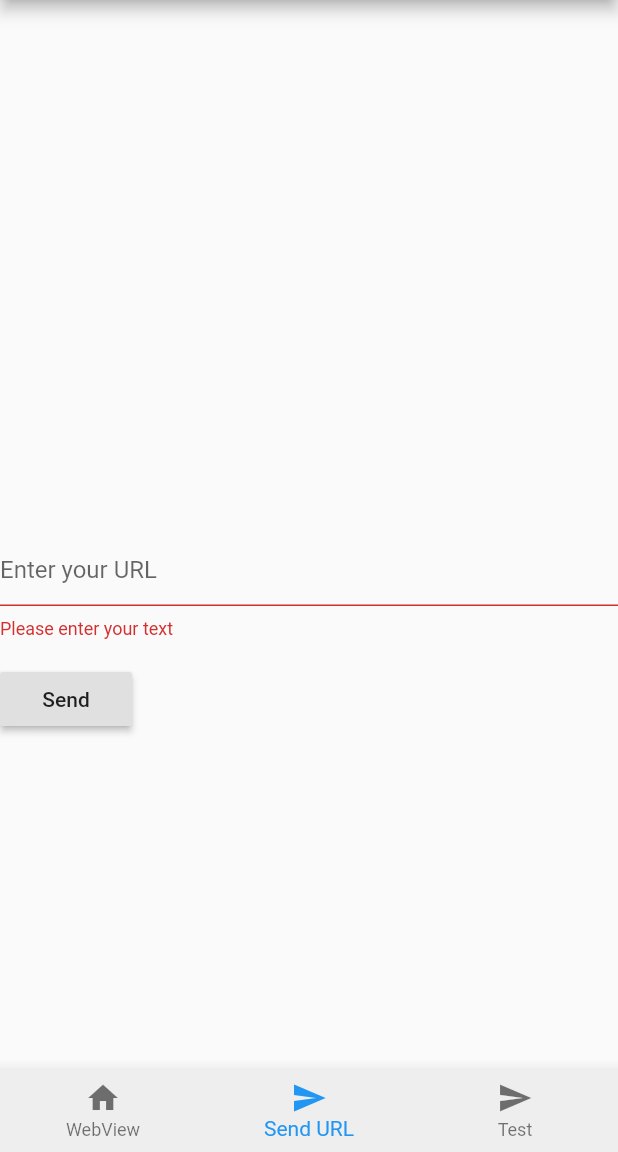
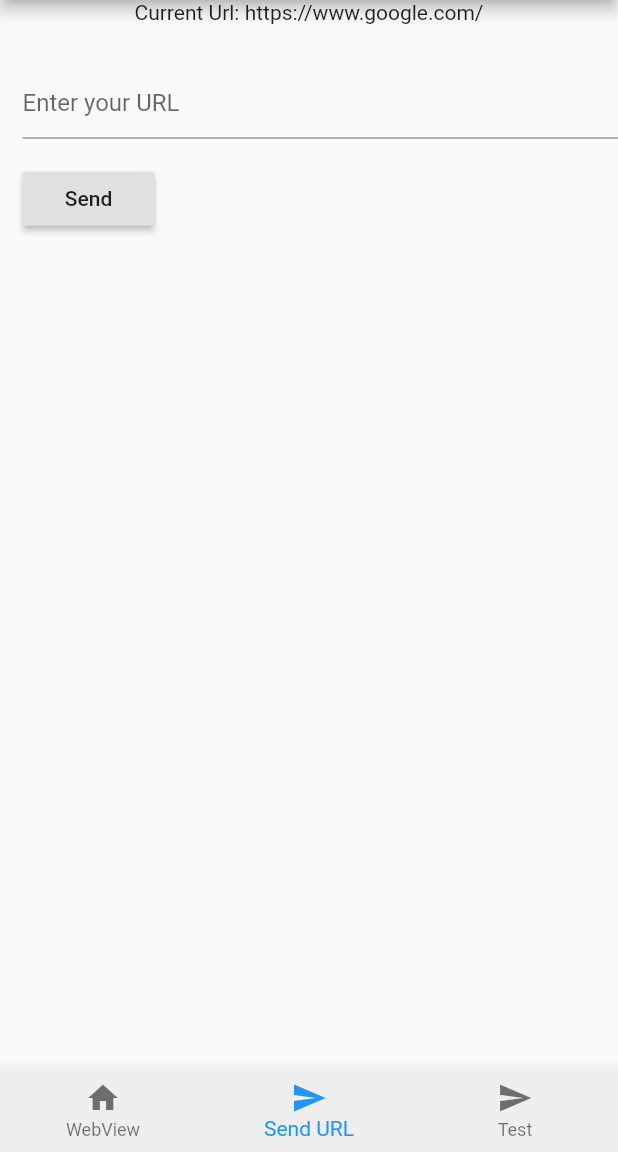
Before and after one commit to luanaBanana/o2_services, a Flutter app: the screen it shows after launch, item 2 of the bottom bar chosen, after a tap on "Send", on a phone screen of 412 x 824 dp, the part 84-1236 px from its top. Run offline on Flutter 3.47's test engine with Material 2 defaults, Android fonts, the phone set to English and light mode, and no system bars; our stand-ins replace firebase_messaging, webview_flutter; accounts and stored records are empty.

Commit message:
Fixed layout problems & added firebase cloud messaging background handling

```diff
--- a/lib/firebase_messaging.dart
+++ b/lib/firebase_messaging.dart
@@ -19,6 +19,22 @@ class FirebaseMessagingWidget extends StatefulWidget {
       FirebaseMessagingWidgetState(selectHandler);
 
 
+}
+
+Future<dynamic> myBackgroundMessageHandler(Map<String, dynamic> message) async {
+  if (message.containsKey('data')) {
+    // Handle data message
+    final dynamic data = message['data'];
+    url = data['url'];
+  }
+
+  if (message.containsKey('notification')) {
+    // Handle notification message
+    final dynamic notification = message['notification'];
+    url = notification['url'];
+  }
+
+  // Or do other work.
 }
 
 class FirebaseMessagingWidgetState extends State<FirebaseMessagingWidget> {
@@ -45,6 +61,7 @@ class FirebaseMessagingWidgetState extends State<FirebaseMessagingWidget> {
               selectHandler();
         });
       },
+      onBackgroundMessage: myBackgroundMessageHandler,
       onLaunch: (Map<String, dynamic> message) async {
         print("onLaunch: $message");
         final notification = message['data'];
@@ -55,10 +72,6 @@ class FirebaseMessagingWidgetState extends State<FirebaseMessagingWidget> {
           ));
           url = notification['url'];
           selectHandler();
-
-
-
-
         });
       },
       onResume: (Map<String, dynamic> message) async {
@@ -76,14 +89,5 @@ class FirebaseMessagingWidgetState extends State<FirebaseMessagingWidget> {
 
   @override
   Widget build(BuildContext context) =>
-      ListView(
-        children:
-        messages.map(buildMessage).toList(),
-      );
-
-  Widget buildMessage(Message message)=>
-      ListTile(
-        title: Text(message.title),
-        subtitle: Text(message.body),
-      );
+       Text('Current Url: $url');
 }
--- a/lib/main.dart
+++ b/lib/main.dart
@@ -1,11 +1,7 @@
-import 'dart:async';
-
 import 'package:flutter/material.dart';
+import 'package:o2_services/firebase_messaging.dart';
 import 'package:o2_services/sendNotificationView.dart';
 import 'package:webview_flutter/webview_flutter.dart';
-import 'package:o2_services/sendNotificationView.dart';
-import 'package:o2_services/firebase_messaging.dart';
-
 
 import 'firebase_messaging.dart';
 
@@ -21,7 +17,6 @@ class MyApp extends StatefulWidget {
 WebViewController _webViewController;
 
 class _MyAppState extends State<MyApp> {
-
   void buttonClicked() {
     setState(() {
       print('new URL: ' + url);
@@ -42,7 +37,6 @@ class _MyAppState extends State<MyApp> {
     Text("Test View"),
   ];
 
-
   @override
   Widget build(BuildContext context) {
     return MaterialApp(
@@ -52,24 +46,20 @@ class _MyAppState extends State<MyApp> {
         visualDensity: VisualDensity.adaptivePlatformDensity,
       ),
       home: Scaffold(
-
         appBar: AppBar(
           title: Text('O2.services'),
         ),
         body: Column(
           children: [
-            Flexible(
-              flex: 1,
+            Expanded(
               child: FirebaseMessagingWidget(buttonClicked),
             ),
-            Flexible(
-              flex: 1,
+            Expanded(
+              flex: 15,
               child: _pageOptions[_currentIndex],
             ),
           ],
         ),
-
-
         bottomNavigationBar: BottomNavigationBar(
             backgroundColor: Colors.grey[200],
             currentIndex: _currentIndex,
@@ -95,6 +85,4 @@ class _MyAppState extends State<MyApp> {
       _currentIndex = index;
     });
   }
-
-
 }
--- a/lib/sendNotificationView.dart
+++ b/lib/sendNotificationView.dart
@@ -3,11 +3,10 @@ import 'dart:convert';
 
 import 'package:firebase_messaging/firebase_messaging.dart';
 import 'package:flutter/material.dart';
-import 'package:o2_services/firebase_messaging.dart';
 import 'package:http/http.dart' as http;
 
-final String serverToken = 'AAAAEike9qQ:APA91bG9AvlSWWaMIZy-jybRs--uMgc7Ybjz7_wavGloY3ArfrZ1eDMcj-FDt2hRUrInmIo4_872rqjHouOi7vr-IgYSqxqZH04uXJqdWJBehY_O_SwKBUiI078xkYFN2aFraaYEu3o4';
-
+final String serverToken =
+    'AAAAEike9qQ:APA91bG9AvlSWWaMIZy-jybRs--uMgc7Ybjz7_wavGloY3ArfrZ1eDMcj-FDt2hRUrInmIo4_872rqjHouOi7vr-IgYSqxqZH04uXJqdWJBehY_O_SwKBUiI078xkYFN2aFraaYEu3o4';
 
 class SendNotificationView extends StatelessWidget {
   final _formKey = GlobalKey<FormState>();
@@ -17,12 +16,12 @@ class SendNotificationView extends StatelessWidget {
   TextEditingController _teController = new TextEditingController();
   String finalUrl;
 
-
   //TODO: add message body as class.
   Future<Map<String, dynamic>> sendAndRetrieveMessage() async {
     print('We here');
     await _firebaseMessaging.requestNotificationPermissions(
-      const IosNotificationSettings(sound: true, badge: true, alert: true, provisional: false),
+      const IosNotificationSettings(
+          sound: true, badge: true, alert: true, provisional: false),
     );
 
     await http.post(
@@ -40,11 +39,12 @@ class SendNotificationView extends StatelessWidget {
           'priority': 'high',
           'data': <String, dynamic>{
             'click_action': 'FLUTTER_NOTIFICATION_CLICK',
+            'url': finalUrl,
             'id': '1',
             'status': 'done'
           },
           //'to': await _firebaseMessaging.getToken(),
-          "to":"/topics/all",
+          "to": "/topics/all",
         },
       ),
     );
@@ -61,10 +61,11 @@ class SendNotificationView extends StatelessWidget {
     return completer.future;
   }
 
-
   @override
   Widget build(BuildContext context) {
-    return Form(
+    return Container(
+        margin: new EdgeInsets.fromLTRB(15, 0, 0, 0),
+        // Or set whatever you want
         key: _formKey,
         child: Column(
             crossAxisAlignment: CrossAxisAlignment.start,
@@ -76,39 +77,28 @@ class SendNotificationView extends StatelessWidget {
                 validator: (value) {
                   if (value.isEmpty) {
                     return 'Please enter your text';
-                  }
-                  else if (!value.startsWith("https://")){
+                  } else if (!value.startsWith("https://")) {
                     return 'Please start with https://';
                   }
                   return null;
-
-
                 },
-
               ),
               Padding(
                 padding: const EdgeInsets.symmetric(vertical: 16.0),
                 child: RaisedButton(
                   onPressed: () {
-
                     finalUrl = _teController.text;
-
                     if (_formKey.currentState.validate()) {
                       // Process data.
                       sendAndRetrieveMessage();
                     }
-
                     _teController.clear();
-
                     // Validate will return true if the form is valid, or false if
                     // the form is invalid.
-
                   },
                   child: Text('Send'),
                 ),
               ),
-            ]
-        )
-    );
+            ]));
   }
 }
```
Also changed, not shown: 1 other file. Lines whose indentation alone changed are shown as unchanged.
